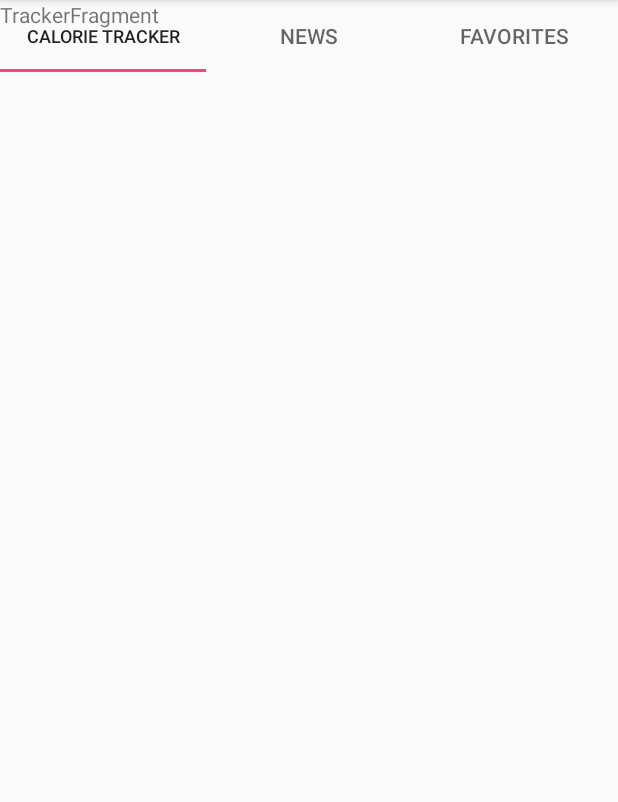
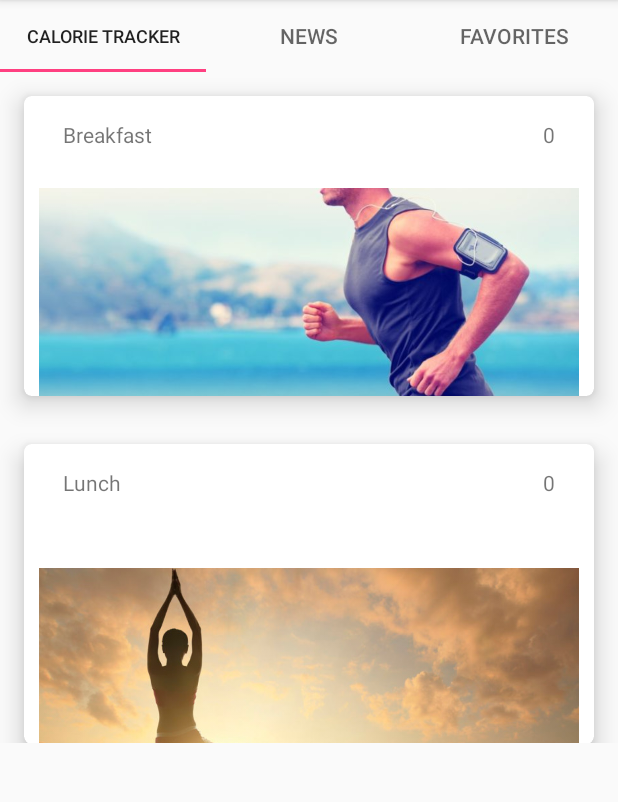
Before and after one commit to fullm3tal/delisus, an Android app: the TrackerFragment screen opened directly, with no data from a screen before it, on a phone screen of 412 x 824 dp, the part 84-886 px from its top. Run offline under Robolectric (Android 15) with nearby library versions, the phone set to English and light mode, and no system bars; our stand-ins replace ButterKnife, Firebase (no records; nobody signed in at launch, a user with empty details on screens opened directly); libraries missing offline, so code that uses them is left out: me.relex.circleindicator.

Commit message:
Add Card view

```diff
--- a/app/src/main/java/com/example/dakaku/delisus/frags/TrackerFragment.java
+++ b/app/src/main/java/com/example/dakaku/delisus/frags/TrackerFragment.java
@@ -17,15 +17,13 @@ import com.example.dakaku.delisus.R;
 public class TrackerFragment extends Fragment {
 
     private static final String TAG = "TrackerFragment";
-    TextView textView_tracker;
 
     @Nullable
     @Override
     public View onCreateView(LayoutInflater inflater, @Nullable ViewGroup container, @Nullable Bundle savedInstanceState) {
        View view=inflater.inflate(R.layout.tracker_fragment,container,false);
 
-        textView_tracker= (TextView) view.findViewById(R.id.tvTracker_fragment);
-        textView_tracker.setText(TAG);
+
 
         return view;
 
--- a/app/src/main/java/com/example/dakaku/delisus/ui/HomeActivity.java
+++ b/app/src/main/java/com/example/dakaku/delisus/ui/HomeActivity.java
@@ -33,11 +33,11 @@ public class HomeActivity extends AppCompatActivity {
         mFirebaseUser = FirebaseAuth.getInstance().getCurrentUser();
         mViewPager = (ViewPager) findViewById(R.id.viewPager_home);
 
+
         setUpViewPager(mViewPager);
 
         TabLayout tabLayout = (TabLayout) findViewById(R.id.tabsLayout_home);
         tabLayout.setupWithViewPager(mViewPager);
-
 
     }
 
--- a/app/src/main/res/layout/activity_home.xml
+++ b/app/src/main/res/layout/activity_home.xml
@@ -13,10 +13,12 @@
         android:id="@+id/tabsLayout_home" />
 
     <android.support.v4.view.ViewPager
+        android:id="@+id/viewPager_home"
         android:layout_width="match_parent"
-        android:layout_height="match_parent"
-        app:layout_constraintTop_toBottomOf="@id/tabsLayout_home"
-        android:id="@+id/viewPager_home"/>
+        android:layout_height="447dp"
+        app:layout_constraintLeft_toLeftOf="parent"
+        app:layout_constraintRight_toRightOf="parent"
+        app:layout_constraintTop_toBottomOf="@id/tabsLayout_home" />
 
 
 </android.support.constraint.ConstraintLayout>
--- a/app/src/main/res/layout/news_fragment.xml
+++ b/app/src/main/res/layout/news_fragment.xml
@@ -7,7 +7,6 @@
     <TextView
         android:layout_width="wrap_content"
         android:layout_height="wrap_content"
-        android:layout_marginTop="100dp"
         app:layout_constraintTop_toTopOf="parent"
         android:text="News"
         android:id="@+id/tvNews_fragment" />
--- a/app/src/main/res/layout/tracker_fragment.xml
+++ b/app/src/main/res/layout/tracker_fragment.xml
@@ -1,12 +1,147 @@
 <?xml version="1.0" encoding="utf-8"?>
-<LinearLayout
-    xmlns:android="http://schemas.android.com/apk/res/android"
+<android.support.constraint.ConstraintLayout xmlns:android="http://schemas.android.com/apk/res/android"
+    xmlns:app="http://schemas.android.com/apk/res-auto"
     android:layout_width="match_parent"
     android:layout_height="match_parent">
 
-    <TextView
-        android:layout_width="wrap_content"
-        android:layout_height="wrap_content"
-        android:id="@+id/tvTracker_fragment" />
 
-</LinearLayout>
+
+    <android.support.v4.widget.NestedScrollView
+        android:layout_width="match_parent"
+        android:layout_height="match_parent">
+
+        <LinearLayout
+            android:layout_width="match_parent"
+            android:layout_height="match_parent"
+            android:orientation="vertical">
+
+            <android.support.v7.widget.CardView
+                android:id="@+id/cardView1"
+                android:layout_width="match_parent"
+                android:layout_height="200dp"
+                app:cardCornerRadius="5dp"
+                app:cardElevation="10dp"
+                app:cardMaxElevation="15dp"
+                app:contentPaddingLeft="10dp"
+                app:contentPaddingRight="10dp"
+                android:layout_margin="16dp">
+
+                <android.support.constraint.ConstraintLayout
+                    android:layout_width="match_parent"
+                    android:layout_height="match_parent">
+                    <TextView
+                        android:layout_width="wrap_content"
+                        android:layout_height="wrap_content"
+                        android:text="Breakfast"
+                        android:id="@+id/tv_breakfast"
+                        android:padding="16dp"/>
+                    <TextView
+                        android:layout_width="wrap_content"
+                        android:layout_height="wrap_content"
+                        android:id="@+id/tv_breakfastCalorie"
+                        android:text="0"
+                        app:layout_constraintRight_toRightOf="parent"
+                        android:padding="16dp"/>
+
+                    <ImageView
+                        android:layout_width="wrap_content"
+                        android:layout_height="wrap_content"
+                        android:src="@drawable/first"
+                        app:layout_constraintTop_toBottomOf="@id/tv_breakfast"/>
+
+                </android.support.constraint.ConstraintLayout>
+
+            </android.support.v7.widget.CardView>
+
+
+            <android.support.v7.widget.CardView
+                android:id="@+id/cardView2"
+                android:layout_width="match_parent"
+                android:layout_height="200dp"
+                app:cardCornerRadius="5dp"
+                app:cardElevation="10dp"
+                app:cardMaxElevation="15dp"
+                app:contentPaddingLeft="10dp"
+                app:contentPaddingRight="10dp"
+                android:layout_margin="16dp"
+                app:layout_constraintTop_toBottomOf="@id/cardView1">
+
+                <android.support.constraint.ConstraintLayout
+                    android:layout_width="match_parent"
+                    android:layout_height="match_parent">
+
+                    <TextView
+                        android:layout_width="wrap_content"
+                        android:layout_height="wrap_content"
+                        android:text="Lunch"
+                        android:padding="16dp"
+                        android:id="@+id/tv_lunch"/>
+
+                    <TextView
+                        android:layout_width="wrap_content"
+                        android:layout_height="wrap_content"
+                        android:text="0"
+                        app:layout_constraintRight_toRightOf="parent"
+                        android:padding="16dp"
+                        android:id="@+id/lunchCalorie"/>
+
+                    <ImageView
+                        android:layout_width="wrap_content"
+                        android:layout_height="wrap_content"
+                        android:src="@drawable/second"
+                        app:layout_constraintTop_toBottomOf="@id/tv_lunch"/>
+
+                </android.support.constraint.ConstraintLayout>
+
+
+            </android.support.v7.widget.CardView>
+
+            <android.support.v7.widget.CardView
+                android:layout_width="match_parent"
+                android:layout_height="200dp"
+                app:cardCornerRadius="5dp"
+                app:cardElevation="10dp"
+                app:cardMaxElevation="15dp"
+                app:contentPaddingLeft="10dp"
+                app:contentPaddingRight="10dp"
+                android:layout_margin="16dp"
+                app:layout_constraintTop_toBottomOf="@id/cardView2">
+
+
+                <android.support.constraint.ConstraintLayout
+                    android:layout_width="match_parent"
+                    android:layout_height="match_parent">
+
+                    <TextView
+                        android:layout_width="wrap_content"
+                        android:layout_height="wrap_content"
+                        android:text="Dinner"
+                        android:id="@+id/tv_dinner"
+                        android:padding="16dp"/>
+
+
+                    <TextView
+                        android:layout_width="wrap_content"
+                        android:layout_height="wrap_content"
+                        android:text="0"
+                        android:id="@+id/tv_dinnerCalorie"
+                        app:layout_constraintRight_toRightOf="parent"
+                        android:padding="16dp"/>
+
+                    <ImageView
+                        android:layout_width="wrap_content"
+                        android:layout_height="wrap_content"
+                        android:src="@drawable/third"
+                        app:layout_constraintTop_toBottomOf="@id/tv_dinner"/>
+
+
+                </android.support.constraint.ConstraintLayout>
+
+
+            </android.support.v7.widget.CardView>
+
+        </LinearLayout>
+
+    </android.support.v4.widget.NestedScrollView>
+
+</android.support.constraint.ConstraintLayout>
```
Also changed, not shown: app/src/main/res/drawable/first.jpg (added), app/src/main/res/drawable/lucky3.jpg (added), app/src/main/res/drawable/second.jpg (added), app/src/main/res/drawable/third.jpg (added).
